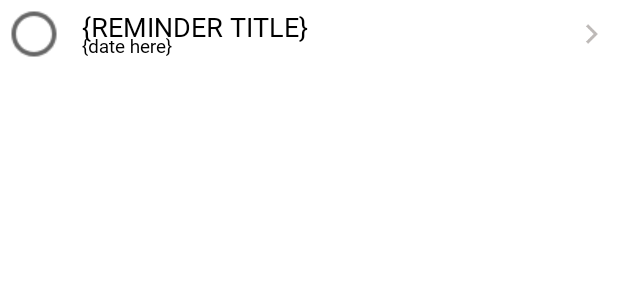
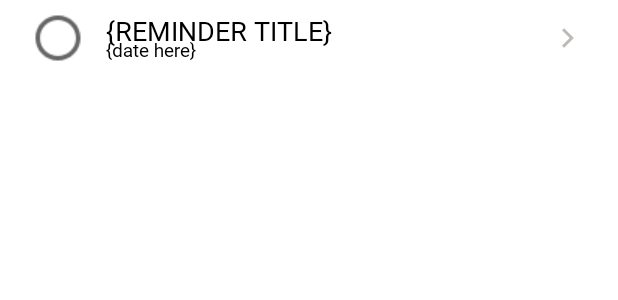
Before and after one commit to rchang0501/allclear, an Android app: the layout reminder_list_item.xml on its own in the app's theme, with its tools: preview values and no code run, on a phone screen of 412 x 824 dp. Shown: the top 300 px of the screen. Run offline under Robolectric (Android 15) with nearby library versions, the phone set to English and light mode, and no system bars.

Commit message:
minor padding and margin changes to reminder list view

```diff
--- a/app/src/main/res/layout/reminder_edit_fragment.xml
+++ b/app/src/main/res/layout/reminder_edit_fragment.xml
@@ -58,10 +58,8 @@
         android:layout_height="0dp"
         app:layout_constraintBottom_toBottomOf="parent"
         app:layout_constraintEnd_toEndOf="parent"
-        app:layout_constraintHorizontal_bias="1.0"
         app:layout_constraintStart_toStartOf="parent"
-        app:layout_constraintTop_toBottomOf="@+id/toolbar"
-        app:layout_constraintVertical_bias="0.0">
+        app:layout_constraintTop_toBottomOf="@+id/toolbar">
 
         <androidx.constraintlayout.widget.ConstraintLayout
             android:layout_width="match_parent"
--- a/app/src/main/res/layout/reminder_list_item.xml
+++ b/app/src/main/res/layout/reminder_list_item.xml
@@ -6,7 +6,11 @@
     android:layout_width="match_parent"
     android:layout_height="wrap_content"
     android:descendantFocusability="blocksDescendants"
-    android:padding="5dp">
+    android:layout_marginStart="@dimen/margin"
+    android:layout_marginEnd="@dimen/margin"
+    android:paddingStart="@dimen/recycler_view_padding"
+    android:paddingEnd="@dimen/recycler_view_padding"
+    android:paddingTop="@dimen/card_view_padding">
 
     <ImageButton
         android:id="@+id/completedButton"
--- a/app/src/main/res/values/dimens.xml
+++ b/app/src/main/res/values/dimens.xml
@@ -1,7 +1,9 @@
 <?xml version="1.0" encoding="utf-8"?>
 <resources>
     <dimen name="margin">16dp</dimen>
+    <dimen name="doubleMargin">32dp</dimen>
     <dimen name="margin_between_elements">8dp</dimen>
+    <dimen name="recycler_view_padding">5dp</dimen>
     <dimen name="card_view_padding">8dp</dimen>
     <dimen name="space_between_icon">12dp</dimen>
     <dimen name="edit_view_header_start_margin">32dp</dimen>
```
Also changed, not shown: app/src/main/res/layout/reminder_list_fragment.xml (+5 -4 lines).
